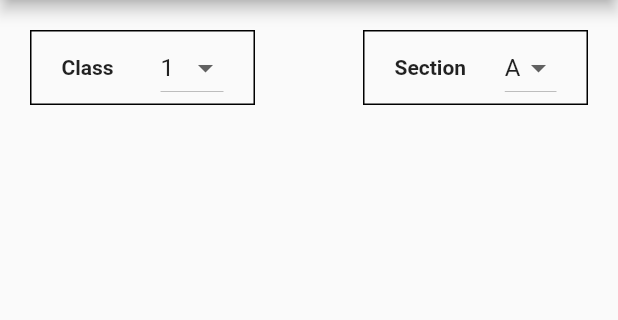
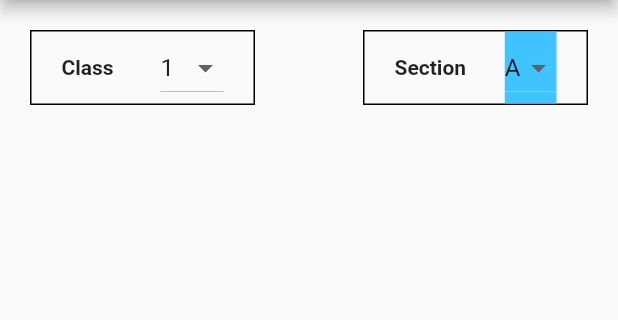
Before and after one commit to parikshitg/flutter_teacher_app, a Flutter app: the AddHomework screen opened by its route, on a phone screen of 412 x 824 dp, the part 84-404 px from its top. Run offline on Flutter 3.47's test engine with Material 2 defaults, Android fonts, the light colour scheme and no system bars; our stand-ins replace flutter_vector_icons, font_awesome_flutter, image_picker.

Commit message:
some changes

```diff
--- a/lib/screens/homeworks/add_homework_screen.dart
+++ b/lib/screens/homeworks/add_homework_screen.dart
@@ -112,7 +112,9 @@ class _AddHomeworkState extends State<AddHomework> {
                           'Section',
                           style: TextStyle(fontWeight: FontWeight.w600),
                         ),
-                        DropdownButton<String>(
+                        Container(
+                          color: Colors.lightBlueAccent,
+                          child: DropdownButton<String>(
                             items: _sections.map((String dropDownStringItem) {
                               return DropdownMenuItem<String>(
                                 value: dropDownStringItem,
@@ -127,6 +129,7 @@ class _AddHomeworkState extends State<AddHomework> {
                             },
                             value: _section,
                           ),
+                        ),
                       ],
                     ),
                   ),
```
Also changed, not shown: lib/screens/events/events_homescreen.dart (+16 -4 lines). Lines whose indentation alone changed are shown as unchanged.
